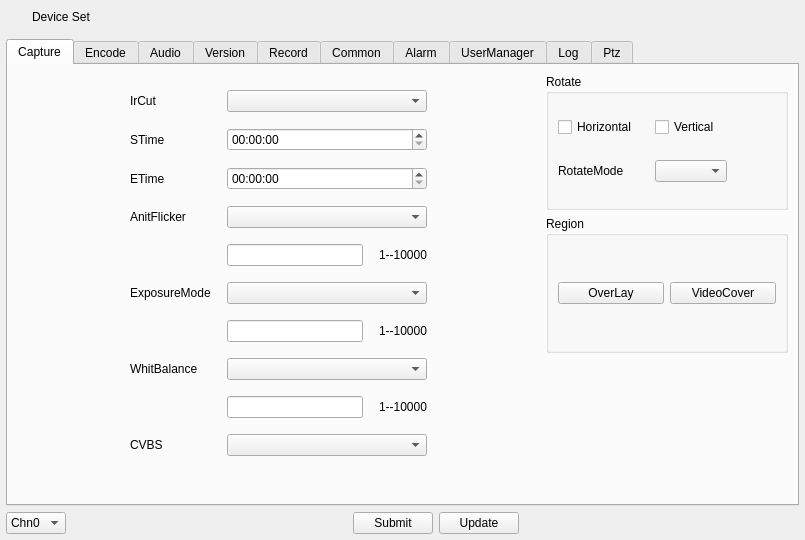
Above: App/Modules/AvGui/AvForm/dlgdeviceset.ui from jjzhang166/avWare before the change. Below: the same form after it.
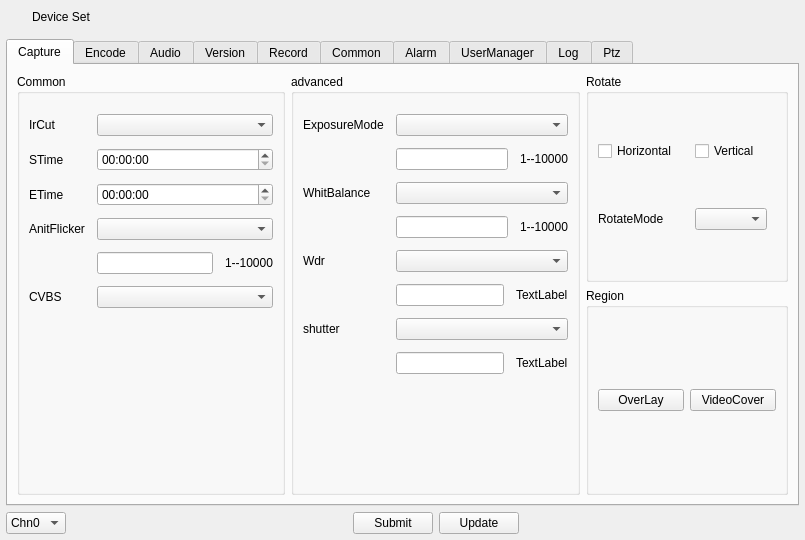
That is the form after the change. The open tabs and pages were chosen to show the change.

```diff
--- a/App/Modules/AvGui/AvForm/dlgdeviceset.ui
+++ b/App/Modules/AvGui/AvForm/dlgdeviceset.ui
@@ -254,66 +254,48 @@
      <item>
       <widget class="QTabWidget" name="TabWidgetDeviceSet">
        <property name="currentIndex">
-        <number>6</number>
+        <number>5</number>
        </property>
        <widget class="QWidget" name="TabCapture">
         <attribute name="title">
          <string>Capture</string>
         </attribute>
+        <layout class="QGridLayout" name="gridLayout_43">
+         <item row="0" column="0" rowspan="2">
+          <widget class="QGroupBox" name="groupBox_11">
+           <property name="title">
+            <string>Common</string>
+           </property>
         <layout class="QGridLayout" name="gridLayout_4">
-         <item row="0" column="2">
-          <spacer name="horizontalSpacer_20">
-           <property name="orientation">
-            <enum>Qt::Horizontal</enum>
-           </property>
-           <property name="sizeHint" stdset="0">
-            <size>
-             <width>40</width>
-             <height>20</height>
-            </size>
-           </property>
-          </spacer>
-         </item>
-         <item row="0" column="0">
-          <spacer name="horizontalSpacer_19">
-           <property name="orientation">
-            <enum>Qt::Horizontal</enum>
-           </property>
-           <property name="sizeHint" stdset="0">
-            <size>
-             <width>40</width>
-             <height>20</height>
-            </size>
-           </property>
-          </spacer>
-         </item>
-         <item row="0" column="1" rowspan="3">
-          <layout class="QFormLayout" name="FLayoutCapture">
-           <property name="horizontalSpacing">
-            <number>16</number>
-           </property>
-           <property name="verticalSpacing">
-            <number>16</number>
-           </property>
-           <property name="leftMargin">
-            <number>16</number>
-           </property>
            <property name="topMargin">
-            <number>16</number>
-           </property>
-           <property name="rightMargin">
-            <number>16</number>
-           </property>
-           <property name="bottomMargin">
-            <number>16</number>
-           </property>
-           <item row="0" column="0">
-            <widget class="QLabel" name="LabIrCut">
+             <number>20</number>
+            </property>
+            <property name="spacing">
+             <number>12</number>
+            </property>
+            <item row="1" column="0">
+             <widget class="QLabel" name="LabIrCutStime">
+              <property name="text">
+               <string>STime</string>
+              </property>
+             </widget>
+            </item>
+            <item row="5" column="1">
+             <widget class="QComboBox" name="CBoxCvbs"/>
+            </item>
+            <item row="3" column="1">
+             <widget class="QComboBox" name="CBoxAnitFlicker"/>
+            </item>
+            <item row="5" column="0">
+             <widget class="QLabel" name="LabCvbs">
              <property name="text">
-              <string>IrCut</string>
+               <string>CVBS</string>
              </property>
             </widget>
            </item>
+            <item row="1" column="1">
+             <widget class="QTimeEdit" name="TEditIrCutStime"/>
+            </item>
            <item row="3" column="0">
             <widget class="QLabel" name="LabAnitFlicker">
              <property name="text">
@@ -321,6 +303,33 @@
              </property>
             </widget>
            </item>
+            <item row="0" column="1">
+             <widget class="QComboBox" name="CBoxIrCut">
+              <property name="minimumSize">
+               <size>
+                <width>0</width>
+                <height>0</height>
+               </size>
+              </property>
+             </widget>
+            </item>
+            <item row="2" column="0">
+             <widget class="QLabel" name="LabIrCutEtime">
+              <property name="text">
+               <string>ETime</string>
+              </property>
+             </widget>
+            </item>
+            <item row="2" column="1">
+             <widget class="QTimeEdit" name="TEditIrCutEtime"/>
+            </item>
+            <item row="0" column="0">
+             <widget class="QLabel" name="LabIrCut">
+              <property name="text">
+               <string>IrCut</string>
+              </property>
+             </widget>
+            </item>
            <item row="4" column="1">
             <layout class="QHBoxLayout" name="HLayoutAnitFlicker">
              <item>
@@ -335,10 +344,49 @@
              </item>
             </layout>
            </item>
-           <item row="5" column="1">
-            <widget class="QComboBox" name="CBoxExposureMode"/>
-           </item>
            <item row="6" column="1">
+             <spacer name="verticalSpacer">
+              <property name="orientation">
+               <enum>Qt::Vertical</enum>
+              </property>
+              <property name="sizeHint" stdset="0">
+               <size>
+                <width>20</width>
+                <height>40</height>
+               </size>
+              </property>
+             </spacer>
+            </item>
+           </layout>
+          </widget>
+         </item>
+         <item row="0" column="1" rowspan="2">
+          <widget class="QGroupBox" name="groupBox_12">
+           <property name="title">
+            <string>advanced</string>
+           </property>
+           <layout class="QGridLayout" name="gridLayout_41">
+            <property name="topMargin">
+             <number>20</number>
+            </property>
+            <property name="spacing">
+             <number>12</number>
+            </property>
+            <item row="3" column="2">
+             <layout class="QHBoxLayout" name="HLayoutWhitBalance">
+              <item>
+               <widget class="QLineEdit" name="LiEditWhitBalanceCustom"/>
+              </item>
+              <item>
+               <widget class="QLabel" name="LabWhitBalanceCustomPlan">
+                <property name="text">
+                 <string>1--10000</string>
+                </property>
+               </widget>
+              </item>
+             </layout>
+            </item>
+            <item row="1" column="2">
             <layout class="QHBoxLayout" name="HLayoutExposureMode">
              <item>
               <widget class="QLineEdit" name="LiEditExposureModeCustom"/>
@@ -352,83 +400,91 @@
              </item>
             </layout>
            </item>
-           <item row="5" column="0">
+            <item row="6" column="0">
+             <widget class="QLabel" name="LabShutter">
+              <property name="text">
+               <string>shutter</string>
+              </property>
+             </widget>
+            </item>
+            <item row="0" column="0" colspan="2">
             <widget class="QLabel" name="LabExposureMode">
              <property name="text">
               <string>ExposureMode</string>
              </property>
             </widget>
            </item>
-           <item row="7" column="1">
-            <widget class="QComboBox" name="CBoxWhitBalance"/>
-           </item>
-           <item row="8" column="1">
-            <layout class="QHBoxLayout" name="HLayoutWhitBalance">
-             <item>
-              <widget class="QLineEdit" name="LiEditWhitBalanceCustom"/>
-             </item>
-             <item>
-              <widget class="QLabel" name="LabWhitBalanceCustomPlan">
-               <property name="text">
-                <string>1--10000</string>
-               </property>
-              </widget>
-             </item>
-            </layout>
-           </item>
-           <item row="7" column="0">
+            <item row="0" column="2">
+             <widget class="QComboBox" name="CBoxExposureMode"/>
+            </item>
+            <item row="2" column="0" colspan="2">
             <widget class="QLabel" name="LabWhitBalance">
              <property name="text">
               <string>WhitBalance</string>
              </property>
             </widget>
            </item>
-           <item row="1" column="0">
-            <widget class="QLabel" name="LabIrCutStime">
+            <item row="2" column="2">
+             <widget class="QComboBox" name="CBoxWhitBalance"/>
+            </item>
+            <item row="5" column="2">
+             <layout class="QHBoxLayout" name="horizontalLayout_4">
+              <item>
+               <widget class="QLineEdit" name="LiEditWdrValue"/>
+              </item>
+              <item>
+               <widget class="QLabel" name="LabWdrValueRegion">
              <property name="text">
-              <string>STime</string>
+                 <string>TextLabel</string>
              </property>
             </widget>
            </item>
-           <item row="2" column="0">
-            <widget class="QLabel" name="LabIrCutEtime">
+             </layout>
+            </item>
+            <item row="7" column="2">
+             <layout class="QHBoxLayout" name="horizontalLayout_5">
+              <item>
+               <widget class="QLineEdit" name="LiEditShutter"/>
+              </item>
+              <item>
+               <widget class="QLabel" name="LabShutterValueRegion">
              <property name="text">
-              <string>ETime</string>
+                 <string>TextLabel</string>
              </property>
             </widget>
            </item>
-           <item row="2" column="1">
-            <widget class="QTimeEdit" name="TEditIrCutEtime"/>
-           </item>
-           <item row="0" column="1">
-            <widget class="QComboBox" name="CBoxIrCut">
-             <property name="minimumSize">
+             </layout>
+            </item>
+            <item row="4" column="2">
+             <widget class="QComboBox" name="CBoxWdr"/>
+            </item>
+            <item row="6" column="2">
+             <widget class="QComboBox" name="CBoxShutter"/>
+            </item>
+            <item row="4" column="0">
+             <widget class="QLabel" name="LabWdr">
+              <property name="text">
+               <string>Wdr</string>
+              </property>
+             </widget>
+            </item>
+            <item row="8" column="2">
+             <spacer name="verticalSpacer_2">
+              <property name="orientation">
+               <enum>Qt::Vertical</enum>
+              </property>
+              <property name="sizeHint" stdset="0">
               <size>
-               <width>200</width>
-               <height>0</height>
-              </size>
-             </property>
-            </widget>
-           </item>
-           <item row="1" column="1">
-            <widget class="QTimeEdit" name="TEditIrCutStime"/>
-           </item>
-           <item row="3" column="1">
-            <widget class="QComboBox" name="CBoxAnitFlicker"/>
-           </item>
-           <item row="9" column="1">
-            <widget class="QComboBox" name="CBoxCvbs"/>
-           </item>
-           <item row="9" column="0">
-            <widget class="QLabel" name="LabCvbs">
-             <property name="text">
-              <string>CVBS</string>
-             </property>
-            </widget>
-           </item>
-          </layout>
+                <width>20</width>
+                <height>40</height>
+               </size>
+              </property>
+             </spacer>
+            </item>
+           </layout>
+          </widget>
          </item>
-         <item row="0" column="3">
+         <item row="0" column="2">
           <widget class="QGroupBox" name="GBoxCapture">
            <property name="title">
             <string>Rotate</string>
@@ -446,9 +502,6 @@
             <property name="spacing">
              <number>18</number>
             </property>
-            <item row="1" column="1">
-             <widget class="QComboBox" name="CBoxRotateMode"/>
-            </item>
             <item row="1" column="0">
              <widget class="QLabel" name="LabRotateMode">
               <property name="text">
@@ -456,12 +509,8 @@
               </property>
              </widget>
             </item>
-            <item row="0" column="1">
-             <widget class="QCheckBox" name="CBoxVertical">
-              <property name="text">
-               <string>Vertical</string>
-              </property>
-             </widget>
+            <item row="1" column="1">
+             <widget class="QComboBox" name="CBoxRotateMode"/>
             </item>
             <item row="0" column="0">
              <widget class="QCheckBox" name="CBoxHorizontal">
@@ -470,23 +519,17 @@
               </property>
              </widget>
             </item>
-            <item row="0" column="2">
-             <spacer name="horizontalSpacer_18">
-              <property name="orientation">
-               <enum>Qt::Horizontal</enum>
+            <item row="0" column="1">
+             <widget class="QCheckBox" name="CBoxVertical">
+              <property name="text">
+               <string>Vertical</string>
               </property>
-              <property name="sizeHint" stdset="0">
-               <size>
-                <width>40</width>
-                <height>20</height>
-               </size>
-              </property>
-             </spacer>
+             </widget>
             </item>
            </layout>
           </widget>
          </item>
-         <item row="1" column="3">
+         <item row="1" column="2">
           <widget class="QGroupBox" name="groupBox_3">
            <property name="title">
             <string>Region</string>
@@ -509,19 +552,6 @@
            </layout>
           </widget>
          </item>
-         <item row="2" column="2">
-          <spacer name="horizontalSpacer_25">
-           <property name="orientation">
-            <enum>Qt::Horizontal</enum>
-           </property>
-           <property name="sizeHint" stdset="0">
-            <size>
-             <width>40</width>
-             <height>20</height>
-            </size>
-           </property>
-          </spacer>
-         </item>
         </layout>
        </widget>
        <widget class="QWidget" name="TabEncode">
@@ -1177,6 +1207,131 @@
         <attribute name="title">
          <string>Record</string>
         </attribute>
+        <layout class="QGridLayout" name="gridLayout_42">
+         <item row="1" column="0">
+          <widget class="QGroupBox" name="groupBox_6">
+           <property name="title">
+            <string>PerRecord</string>
+           </property>
+           <layout class="QGridLayout" name="gridLayout_37">
+            <item row="0" column="0">
+             <widget class="QComboBox" name="CBoxRecordSetRecordPerRecord"/>
+            </item>
+            <item row="0" column="1">
+             <spacer name="horizontalSpacer_22">
+              <property name="orientation">
+               <enum>Qt::Horizontal</enum>
+              </property>
+              <property name="sizeHint" stdset="0">
+               <size>
+                <width>40</width>
+                <height>20</height>
+               </size>
+              </property>
+             </spacer>
+            </item>
+           </layout>
+          </widget>
+         </item>
+         <item row="2" column="0">
+          <widget class="QGroupBox" name="groupBox_8">
+           <property name="title">
+            <string>Stream</string>
+           </property>
+           <layout class="QGridLayout" name="gridLayout_39">
+            <item row="0" column="0">
+             <widget class="QCheckBox" name="CBoxRecordSetRecordStreamMain">
+              <property name="text">
+               <string>MainStream</string>
+              </property>
+             </widget>
+            </item>
+            <item row="0" column="1">
+             <widget class="QCheckBox" name="CBoxRecordSetRecordStreamSub1">
+              <property name="text">
+               <string>SubStream</string>
+              </property>
+             </widget>
+            </item>
+            <item row="0" column="2">
+             <spacer name="horizontalSpacer_23">
+              <property name="orientation">
+               <enum>Qt::Horizontal</enum>
+              </property>
+              <property name="sizeHint" stdset="0">
+               <size>
+                <width>40</width>
+                <height>20</height>
+               </size>
+              </property>
+             </spacer>
+            </item>
+           </layout>
+          </widget>
+         </item>
+         <item row="3" column="0">
+          <widget class="QGroupBox" name="groupBox_9">
+           <property name="title">
+            <string>overlay strategy</string>
+           </property>
+           <layout class="QGridLayout" name="gridLayout_40">
+            <item row="1" column="0">
+             <widget class="QComboBox" name="CBoxRecordSetRecordOverlayStrategy"/>
+            </item>
+            <item row="1" column="1">
+             <spacer name="horizontalSpacer_26">
+              <property name="orientation">
+               <enum>Qt::Horizontal</enum>
+              </property>
+              <property name="sizeHint" stdset="0">
+               <size>
+                <width>40</width>
+                <height>20</height>
+               </size>
+              </property>
+             </spacer>
+            </item>
+           </layout>
+          </widget>
+         </item>
+         <item row="0" column="0">
+          <widget class="QGroupBox" name="groupBox_7">
+           <property name="title">
+            <string>RecordType</string>
+           </property>
+           <layout class="QGridLayout" name="gridLayout_38">
+            <item row="0" column="0">
+             <widget class="QCheckBox" name="CBoxRecordSetRecordTypeAlarm">
+              <property name="text">
+               <string>RecordAlm</string>
+              </property>
+             </widget>
+            </item>
+            <item row="0" column="2">
+             <widget class="QCheckBox" name="CBoxRecordSetRecordTypeTimer">
+              <property name="text">
+               <string>AlarmTimer</string>
+              </property>
+             </widget>
+            </item>
+            <item row="0" column="1">
+             <widget class="QCheckBox" name="CBoxRecordSetRecordTypeHandle">
+              <property name="text">
+               <string>RecordHandle</string>
+              </property>
+             </widget>
+            </item>
+            <item row="0" column="3">
+             <widget class="QPushButton" name="BtnCRecordSetRecordTypeTimeSelect">
+              <property name="text">
+               <string>TimeSelect</string>
+              </property>
+             </widget>
+            </item>
+           </layout>
+          </widget>
+         </item>
+        </layout>
        </widget>
        <widget class="QWidget" name="TabCommon">
         <attribute name="title">
@@ -1186,7 +1341,7 @@
          <item row="0" column="1">
           <widget class="QStackedWidget" name="StWidgetNetWork">
            <property name="currentIndex">
-            <number>8</number>
+            <number>7</number>
            </property>
            <widget class="QWidget" name="StWdt_NetSet">
             <layout class="QGridLayout" name="gridLayout_11">
@@ -2127,6 +2282,12 @@
                 </item>
                 <item row="0" column="0">
                  <layout class="QGridLayout" name="GLayoutNetWorkRTMP">
+                  <property name="topMargin">
+                   <number>0</number>
+                  </property>
+                  <property name="bottomMargin">
+                   <number>0</number>
+                  </property>
                   <item row="0" column="2">
                    <widget class="QLineEdit" name="LiEditNetWorkRTMPAddr"/>
                   </item>
```
Lines whose indentation alone changed are shown as unchanged.
